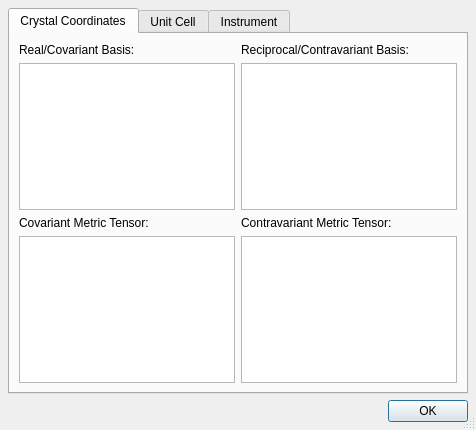
tweber-ill/frm_mirror-takin1, file ui/real_params.ui: the form before one commit.
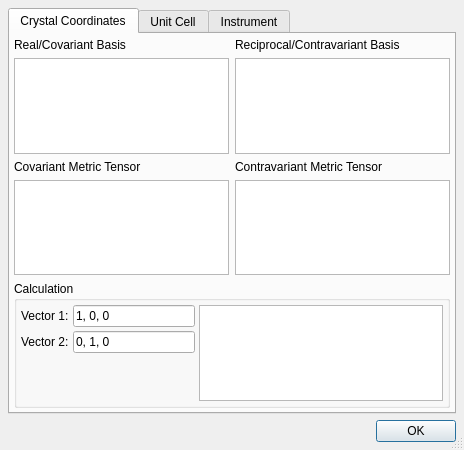
The form after the commit.

Commit message: a) recent convo file list; b) vector calcs

What changed in the file:
```diff
--- a/ui/real_params.ui
+++ b/ui/real_params.ui
@@ -6,8 +6,8 @@
    <rect>
     <x>0</x>
     <y>0</y>
-    <width>476</width>
-    <height>430</height>
+    <width>464</width>
+    <height>450</height>
    </rect>
   </property>
   <property name="windowTitle">
@@ -30,17 +30,20 @@
        <string>Crystal Coordinates</string>
       </attribute>
       <layout class="QGridLayout" name="gridLayout_6">
+       <property name="margin">
+        <number>4</number>
+       </property>
        <item row="0" column="0">
         <widget class="QLabel" name="label_3">
          <property name="text">
-          <string>Real/Covariant Basis:</string>
+          <string>Real/Covariant Basis</string>
          </property>
         </widget>
        </item>
        <item row="0" column="1">
         <widget class="QLabel" name="label_4">
          <property name="text">
-          <string>Reciprocal/Contravariant Basis:</string>
+          <string>Reciprocal/Contravariant Basis</string>
          </property>
         </widget>
        </item>
@@ -61,7 +64,7 @@
        <item row="2" column="0">
         <widget class="QLabel" name="label_5">
          <property name="text">
-          <string>Covariant Metric Tensor:</string>
+          <string>Covariant Metric Tensor</string>
          </property>
         </widget>
        </item>
@@ -75,7 +78,7 @@
        <item row="2" column="1">
         <widget class="QLabel" name="label_6">
          <property name="text">
-          <string>Contravariant Metric Tensor:</string>
+          <string>Contravariant Metric Tensor</string>
          </property>
         </widget>
        </item>
@@ -86,6 +89,80 @@
          </property>
         </widget>
        </item>
+       <item row="4" column="0" colspan="2">
+        <widget class="QGroupBox" name="groupBox">
+         <property name="minimumSize">
+          <size>
+           <width>0</width>
+           <height>0</height>
+          </size>
+         </property>
+         <property name="title">
+          <string>Calculation</string>
+         </property>
+         <layout class="QGridLayout" name="gridLayout_7">
+          <property name="margin">
+           <number>4</number>
+          </property>
+          <property name="spacing">
+           <number>4</number>
+          </property>
+          <item row="0" column="2" rowspan="3">
+           <widget class="QTextEdit" name="editCalc">
+            <property name="sizePolicy">
+             <sizepolicy hsizetype="Expanding" vsizetype="Expanding">
+              <horstretch>2</horstretch>
+              <verstretch>0</verstretch>
+             </sizepolicy>
+            </property>
+            <property name="readOnly">
+             <bool>true</bool>
+            </property>
+           </widget>
+          </item>
+          <item row="0" column="0">
+           <widget class="QLabel" name="label_7">
+            <property name="text">
+             <string>Vector 1:</string>
+            </property>
+           </widget>
+          </item>
+          <item row="0" column="1">
+           <widget class="QLineEdit" name="editVec1">
+            <property name="sizePolicy">
+             <sizepolicy hsizetype="Expanding" vsizetype="Fixed">
+              <horstretch>1</horstretch>
+              <verstretch>0</verstretch>
+             </sizepolicy>
+            </property>
+            <property name="text">
+             <string>1, 0, 0</string>
+            </property>
+           </widget>
+          </item>
+          <item row="1" column="1">
+           <widget class="QLineEdit" name="editVec2">
+            <property name="sizePolicy">
+             <sizepolicy hsizetype="Expanding" vsizetype="Fixed">
+              <horstretch>1</horstretch>
+              <verstretch>0</verstretch>
+             </sizepolicy>
+            </property>
+            <property name="text">
+             <string>0, 1, 0</string>
+            </property>
+           </widget>
+          </item>
+          <item row="1" column="0">
+           <widget class="QLabel" name="label_8">
+            <property name="text">
+             <string>Vector 2:</string>
+            </property>
+           </widget>
+          </item>
+         </layout>
+        </widget>
+       </item>
       </layout>
      </widget>
      <widget class="QWidget" name="tab_2">
```
Left out of the diff: 5 changed lines with no effect on the pictures. The commit also changes 11 other files.
